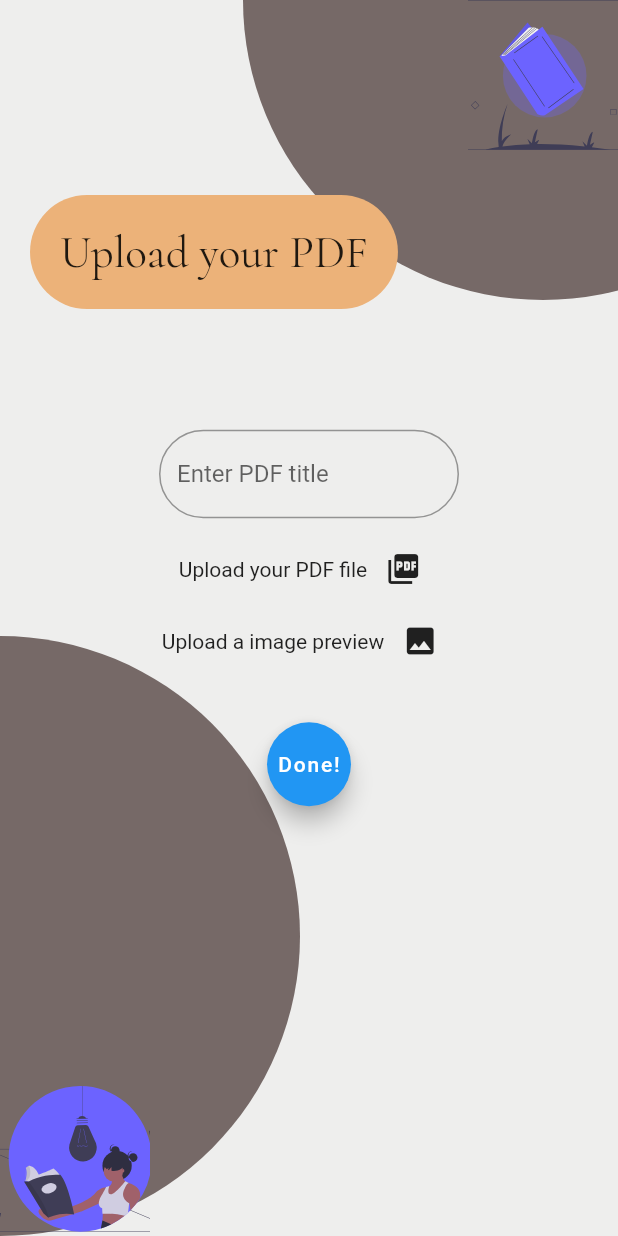
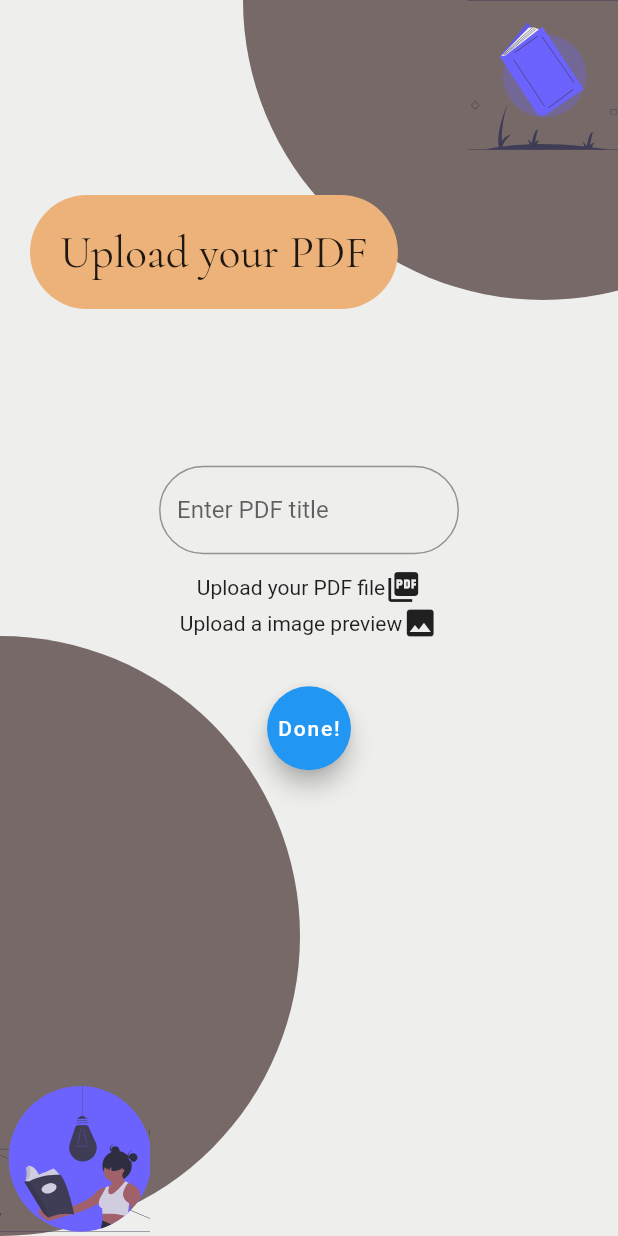
Before and after one commit to MahmoudAshours/Copia, a Flutter app: the UploadPDF screen opened directly, on a phone screen of 412 x 824 dp. Run offline on Flutter 3.47's test engine with Material 2 defaults, Android fonts, the phone set to English and light mode, and no system bars; our stand-ins replace file_picker, flutter_svg, google_fonts, image_picker, moor_flutter, skeleton_text; missing offline and left inert: flutter_pdfview, majesty; generated files the repository leaves out were written again.

Commit message:
Fixed UX issues

```diff
--- a/lib/Screens/AllPdfs/all_pdfs.dart
+++ b/lib/Screens/AllPdfs/all_pdfs.dart
@@ -38,10 +38,7 @@ class AllPDFs extends StatelessWidget {
                             PDFScreen(index: index, snapshot: snapshot),
                       ),
                     ),
-                    leading: Card(
-                      elevation: 10,
-                      shadowColor: Colors.black54,
-                      child: Container(
+                    leading: Container(
                       height: 300,
                       width: 100,
                       foregroundDecoration: BoxDecoration(
@@ -73,7 +70,6 @@ class AllPDFs extends StatelessWidget {
                         image: DecorationImage(
                           fit: BoxFit.cover,
                           image: FileImage(File(_pdfSnapshot.thumb)),
-                          ),
                         ),
                       ),
                     ),
--- a/lib/Screens/PDFScreen/pdfscreen.dart
+++ b/lib/Screens/PDFScreen/pdfscreen.dart
@@ -31,6 +31,9 @@ class _PDFScreenState extends State<PDFScreen> {
             filePath: _filePath(),
             enableSwipe: true,
             fitPolicy: FitPolicy.BOTH,
+            onPageError: (s, d) {
+              print(s);
+            },
             swipeHorizontal: true,
             onError: (error) {
               setState(() {
--- a/lib/Screens/UploadPDF/upload_file.dart
+++ b/lib/Screens/UploadPDF/upload_file.dart
@@ -6,15 +6,17 @@ class UploadFile extends StatelessWidget {
   @override
   Widget build(BuildContext context) {
     final _bloc = Provider.of<UploadPdfBloc>(context);
-    return Row(
+    return GestureDetector(
+      onTap: () => _bloc.getPDF(),
+      child: Row(
         mainAxisAlignment: MainAxisAlignment.center,
         crossAxisAlignment: CrossAxisAlignment.center,
         children: <Widget>[
           Text('Upload your PDF file'),
           SizedBox(height: 10.0),
-        IconButton(
-            icon: Icon(Icons.picture_as_pdf), onPressed: () => _bloc.getPDF())
+          Icon(Icons.picture_as_pdf)
         ],
+      ),
     );
   }
 }
--- a/lib/Screens/UploadPDF/upload_image.dart
+++ b/lib/Screens/UploadPDF/upload_image.dart
@@ -6,16 +6,17 @@ class UploadImage extends StatelessWidget {
   @override
   Widget build(BuildContext context) {
     final _bloc = Provider.of<UploadPdfBloc>(context);
-    return Row(
+    return GestureDetector(
+      onTap: () => _bloc.getImageFromGallery(),
+      child: Row(
         mainAxisAlignment: MainAxisAlignment.center,
         crossAxisAlignment: CrossAxisAlignment.center,
         children: <Widget>[
           Text('Upload a image preview'),
           SizedBox(height: 10.0),
-        IconButton(
-            icon: Icon(Icons.image),
-            onPressed: () => _bloc.getImageFromGallery())
+          Icon(Icons.image),
         ],
+      ),
     );
   }
 }
```
Also changed, not shown: lib/Screens/HomeScreen/Widgets/book_cards.dart (+3 -6 lines). Lines whose indentation alone changed are shown as unchanged.
